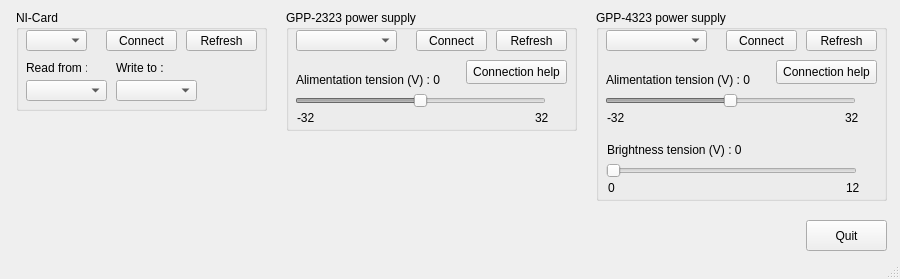
Before: the Qt Designer form Interface_finale.ui in Simoooooooooon/OptiqueParticulesChargees, drawn with Qt 5.
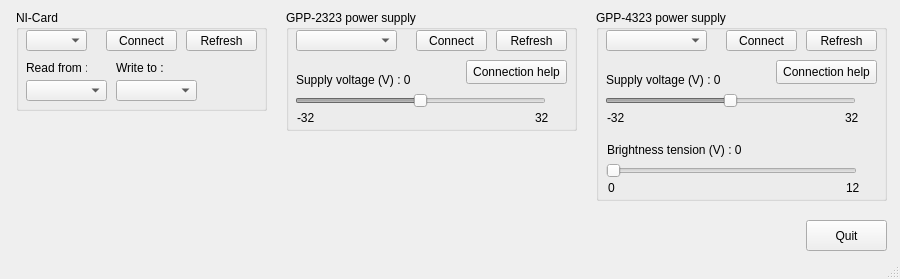
After: the same form once the commit is applied.

Commit message: Fixes multi-threading, added quit resets.

The edit to the form file:
```diff
--- a/Interface_finale.ui
+++ b/Interface_finale.ui
@@ -206,7 +206,7 @@
       </rect>
      </property>
      <property name="text">
-      <string>Alimentation tension (V) : 0</string>
+      <string>Supply voltage (V) : 0</string>
      </property>
     </widget>
     <widget class="QLabel" name="min_label">
@@ -338,7 +338,7 @@
       </rect>
      </property>
      <property name="text">
-      <string>Alimentation tension (V) : 0</string>
+      <string>Supply voltage (V) : 0</string>
      </property>
     </widget>
     <widget class="QLabel" name="min_label_2">
```
The commit also changes 1 other file.
